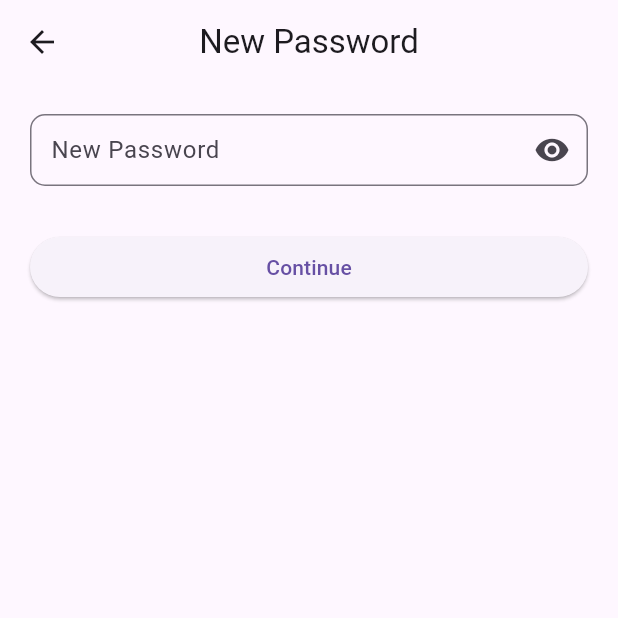
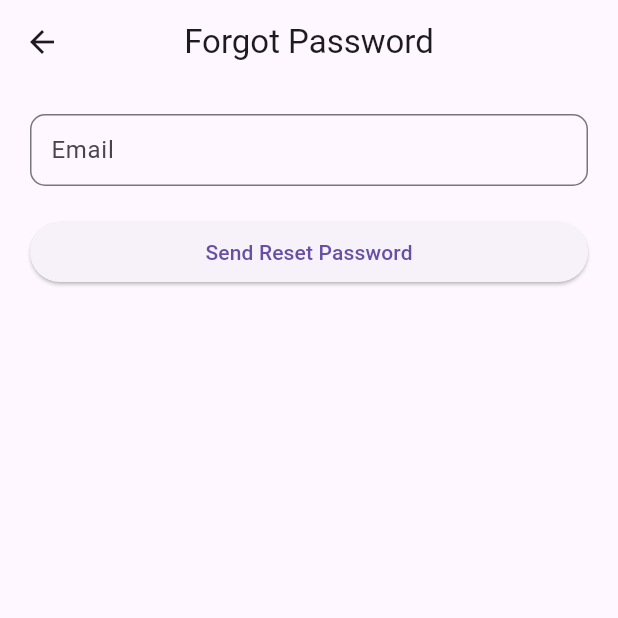
Before and after one commit to FirmanMulyawan/flutter_presence, a Flutter app: the screen it shows after launch, after a tap on "Forgot Password", on a phone screen of 412 x 824 dp, the top half of it. Run offline on Flutter 3.47's test engine with Material 3 defaults, Android fonts, the phone set to English and light mode, and no system bars; our stand-ins replace cloud_firestore, firebase_auth, firebase_core, gap, get; accounts and stored records are empty.

Commit message:
add forgot password

```diff
--- /dev/null
+++ b/lib/app/modules/forgot_password/bindings/forgot_password_binding.dart
@@ -0,0 +1,12 @@
+import 'package:get/get.dart';
+
+import '../controllers/forgot_password_controller.dart';
+
+class ForgotPasswordBinding extends Bindings {
+  @override
+  void dependencies() {
+    Get.lazyPut<ForgotPasswordController>(
+      () => ForgotPasswordController(),
+    );
+  }
+}
--- /dev/null
+++ b/lib/app/modules/forgot_password/controllers/forgot_password_controller.dart
@@ -0,0 +1,27 @@
+import 'package:firebase_auth/firebase_auth.dart';
+import 'package:flutter/material.dart';
+import 'package:get/get.dart';
+
+class ForgotPasswordController extends GetxController {
+  TextEditingController emailC = TextEditingController();
+  RxBool isLoading = false.obs;
+
+  FirebaseAuth auth = FirebaseAuth.instance;
+
+  Future<void> sendEmail() async {
+    if (emailC.text.isNotEmpty) {
+      isLoading.value = true;
+      try {
+        await auth.sendPasswordResetEmail(email: emailC.text);
+        Get.snackbar("Success", "Cek your email");
+        Get.back();
+      } catch (e) {
+        Get.snackbar("Error", "tidak dapat mengirim email reset password");
+      } finally {
+        isLoading.value = false;
+      }
+    } else {
+      Get.snackbar("Error", "email is not null");
+    }
+  }
+}
--- /dev/null
+++ b/lib/app/modules/forgot_password/views/forgot_password_view.dart
@@ -0,0 +1,46 @@
+import 'package:flutter/material.dart';
+import 'package:gap/gap.dart';
+
+import 'package:get/get.dart';
+
+import '../controllers/forgot_password_controller.dart';
+
+class ForgotPasswordView extends GetView<ForgotPasswordController> {
+  const ForgotPasswordView({super.key});
+
+  @override
+  Widget build(BuildContext context) {
+    return Scaffold(
+        appBar: AppBar(
+          title: const Text('Forgot Password'),
+          centerTitle: true,
+        ),
+        body: ListView(padding: EdgeInsets.all(20), children: [
+          TextField(
+            autocorrect: false,
+            controller: controller.emailC,
+            keyboardType: TextInputType.emailAddress,
+            decoration: InputDecoration(
+                labelText: "Email",
+                contentPadding:
+                    EdgeInsets.symmetric(vertical: 10.0, horizontal: 10.0),
+                border: OutlineInputBorder(
+                    borderRadius: BorderRadius.circular(10.0))),
+          ),
+          Gap(20),
+          Obx(() => ElevatedButton(
+              onPressed: () async {
+                if (controller.isLoading.isFalse) {
+                  await controller.sendEmail();
+                }
+              },
+              child: controller.isLoading.isFalse
+                  ? Text("Send Reset Password")
+                  : const SizedBox(
+                      height: 20,
+                      width: 20,
+                      child: CircularProgressIndicator(),
+                    ))),
+        ]));
+  }
+}
--- a/lib/app/modules/login/views/login_view.dart
+++ b/lib/app/modules/login/views/login_view.dart
@@ -62,7 +62,7 @@ class LoginView extends GetView<LoginController> {
                     child: CircularProgressIndicator(),
                   ))),
         TextButton(
-            onPressed: () => Get.toNamed(Routes.newPassword),
+            onPressed: () => Get.toNamed(Routes.forgotPassword),
             child: Text("Forgot Password"))
       ]),
     );
--- a/lib/app/routes/app_routes.dart
+++ b/lib/app/routes/app_routes.dart
@@ -7,6 +7,7 @@ abstract class Routes {
   static const addPegawai = _Paths.addPegawai;
   static const login = _Paths.login;
   static const newPassword = _Paths.newPassword;
+  static const forgotPassword = _Paths.forgotPassword;
 }
 
 abstract class _Paths {
@@ -15,4 +16,5 @@ abstract class _Paths {
   static const addPegawai = '/add-pegawai';
   static const login = '/login';
   static const newPassword = '/new-password';
+  static const forgotPassword = '/forgot-password';
 }
```
Also changed, not shown: lib/app/routes/app_pages.dart (+7 -0 lines), lib/main.dart (+48 -0 lines).
